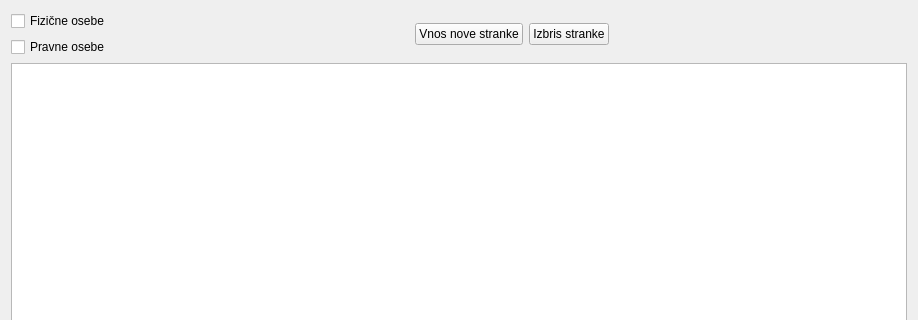
This is wid_stranke.ui in bubi-luka/BubiRacun as Qt 5 draws it before an edit; both pictures show x 0 to 918 and y 0 to 320 of the 918 by 611 pixel window. The edited form follows.
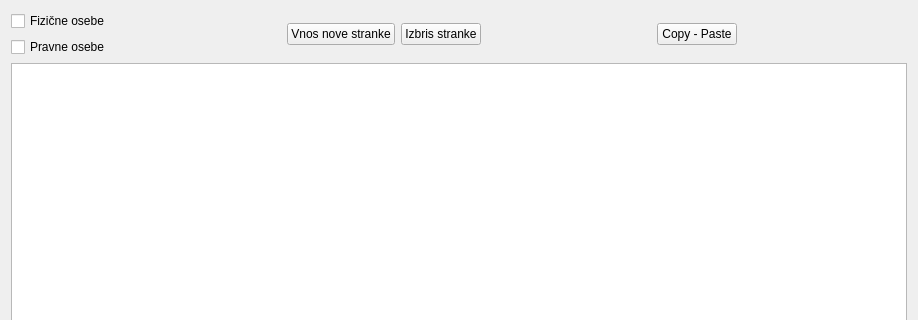
This is the edited form.

Commit message:
KOPIRANJE TABELE PRI PRIKAZU STRANK
Koda prirejena po prvem commitu.

#96

What changed in the file:
```diff
--- a/wid_stranke.ui
+++ b/wid_stranke.ui
@@ -77,6 +77,26 @@
        </property>
       </spacer>
      </item>
+     <item>
+      <widget class="QPushButton" name="btn_kopiraj">
+       <property name="text">
+        <string>Copy - Paste</string>
+       </property>
+      </widget>
+     </item>
+     <item>
+      <spacer name="horizontalSpacer_2">
+       <property name="orientation">
+        <enum>Qt::Horizontal</enum>
+       </property>
+       <property name="sizeHint" stdset="0">
+        <size>
+         <width>40</width>
+         <height>20</height>
+        </size>
+       </property>
+      </spacer>
+     </item>
     </layout>
    </item>
    <item>
```
The commit also changes 2 other files.
